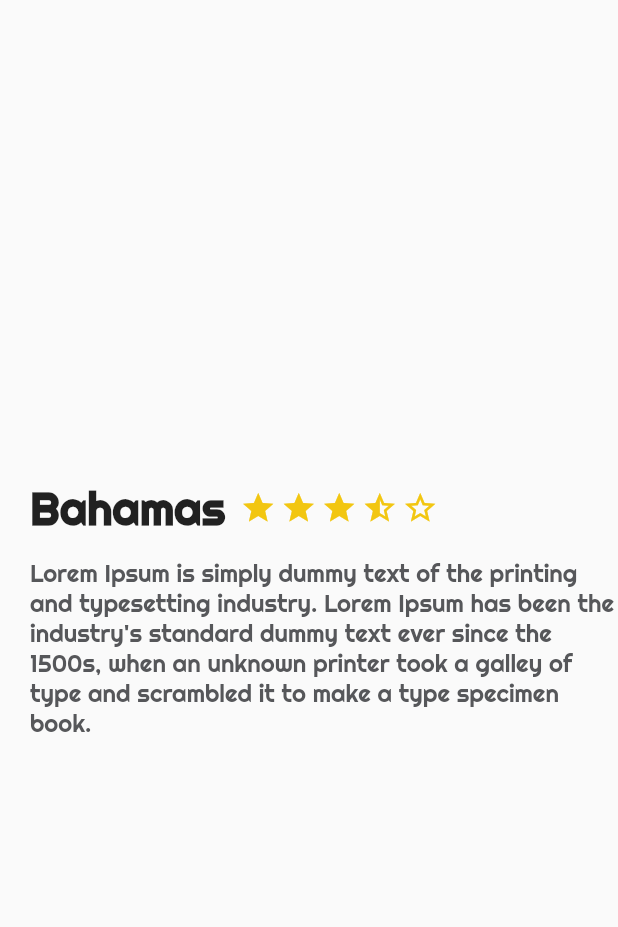
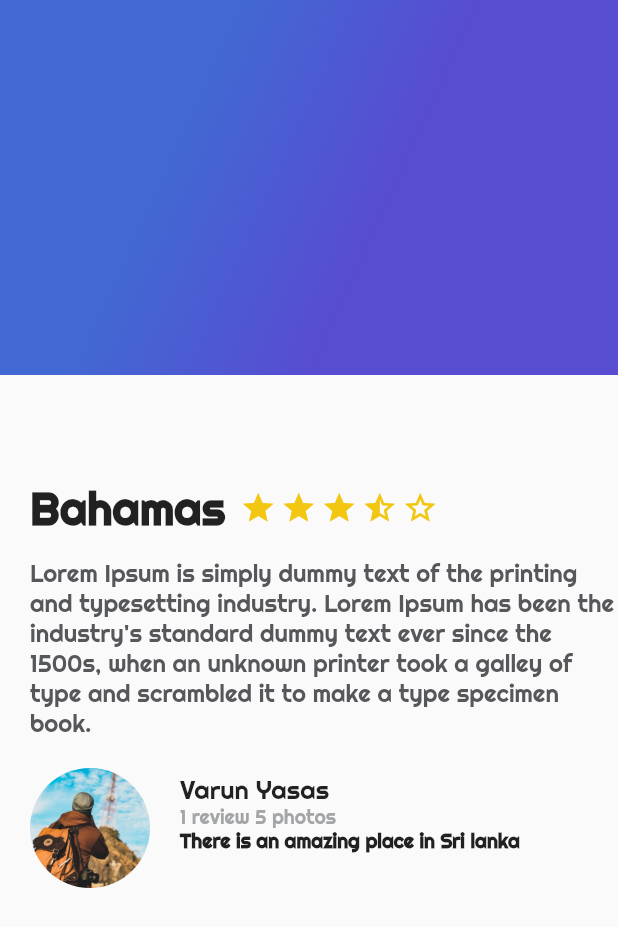
Before and after one commit to darioriverat/flutter_platzi, a Flutter app: the screen it shows after launch, on a phone screen of 412 x 824 dp. Shown: the top 927 px of the screen. Run offline on Flutter 3.47's test engine with Material 2 defaults, Android fonts, the phone set to English and light mode, and no system bars.

Commit message:
feat: add review list

```diff
--- /dev/null
+++ b/lib/gradient_back.dart
@@ -0,0 +1,21 @@
+import 'package:flutter/material.dart';
+class GradientBack extends StatelessWidget {
+  @override
+  Widget build(BuildContext context) {
+    return Container(
+      height: 250,
+      decoration: BoxDecoration(
+        gradient: LinearGradient(
+          colors: [
+            Color(0xFF4268D3),
+            Color(0xFF584cd1),
+          ],
+          begin: FractionalOffset(0.2, 0.0),
+          end: FractionalOffset(1.0, 0.6),
+          stops: [0.2, 0.6],
+          tileMode: TileMode.clamp
+        )
+      ),
+    );
+  }
+}
--- a/lib/main.dart
+++ b/lib/main.dart
@@ -1,5 +1,8 @@
 import 'package:flutter/material.dart';
 import 'package:platzi_reto/description_place.dart';
+import 'package:platzi_reto/gradient_back.dart';
+import 'package:platzi_reto/review.dart';
+import 'package:platzi_reto/review_list.dart';
 
 void main() {
   runApp(MaterialApp(
@@ -14,7 +17,17 @@ class Home extends StatelessWidget {
         "Lorem Ipsum is simply dummy text of the printing and typesetting industry. Lorem Ipsum has been the industry's standard dummy text ever since the 1500s, when an unknown printer took a galley of type and scrambled it to make a type specimen book.";
 
     return Scaffold(
-      body: DescriptionPlace('Bahamas', 4, descriptionDummy)
+      body: Stack(
+        children: [
+          ListView(
+            children: [
+              DescriptionPlace('Bahamas', 4, descriptionDummy),
+              ReviewList(),
+            ],
+          ),
+          GradientBack(),
+        ],
+      )
     );
   }
 }
--- /dev/null
+++ b/lib/review.dart
@@ -0,0 +1,82 @@
+import 'package:flutter/cupertino.dart';
+import 'package:flutter/material.dart';
+
+class Review extends StatelessWidget {
+  String pathImage = 'assets/img/traveling.jpg';
+  String name = 'Varun Yasas';
+  String details = '1 review 5 photos';
+  String comments = 'There is an amazing place in Sri lanka';
+
+  Review(this.pathImage, this.name, this.details, this.comments);
+
+  @override
+  Widget build(BuildContext context) {
+    final photo = Container(
+      margin: EdgeInsets.only(
+        top: 20,
+        left: 20
+      ),
+      width: 80,
+      height: 80,
+      decoration: BoxDecoration(
+        shape: BoxShape.circle,
+        image: DecorationImage(
+          fit: BoxFit.cover,
+          image: AssetImage(pathImage)
+        ),
+      ),
+    );
+
+    final userName = Container(
+      margin: EdgeInsets.only(left: 20),
+      child: Text(
+        name,
+        style: TextStyle(
+          fontFamily: 'Righteous',
+          fontSize: 17
+        ),
+      ),
+    );
+
+    final userInfo = Container(
+      margin: EdgeInsets.only(left: 20),
+      child: Text(
+        details,
+        style: TextStyle(
+            fontFamily: 'Righteous',
+            fontSize: 13,
+            color: Color(0xFFa3a5a7)
+        ),
+      ),
+    );
+
+
+    final userComment = Container(
+      margin: EdgeInsets.only(left: 20),
+      child: Text(
+        comments,
+        style: TextStyle(
+            fontFamily: 'Righteous',
+            fontSize: 13,
+            fontWeight: FontWeight.w900,
+        ),
+      ),
+    );
+
+    final userDetails = Column(
+      crossAxisAlignment: CrossAxisAlignment.start,
+      children: [
+        userName,
+        userInfo,
+        userComment
+      ],
+    );
+
+    return Row(
+      children: [
+        photo,
+        userDetails
+      ],
+    );
+  }
+}
--- /dev/null
+++ b/lib/review_list.dart
@@ -0,0 +1,16 @@
+import 'package:flutter/material.dart';
+import 'package:platzi_reto/review.dart';
+
+class ReviewList extends StatelessWidget {
+
+  List<Review> reviews = [
+    Review('assets/img/traveling.jpg', 'Varun Yasas', '1 review 5 photos', 'There is an amazing place in Sri lanka'),
+  ];
+
+  @override
+  Widget build(BuildContext context) {
+    return Column(
+      children: reviews,
+    );
+  }
+}
--- a/pubspec.yaml
+++ b/pubspec.yaml
@@ -75,6 +75,9 @@ flutter:
   # For details regarding fonts from package dependencies,
   # see https://flutter.dev/custom-fonts/#from-packages
 
+  assets:
+    - assets/img/traveling.jpg
+
   fonts:
     - family: Righteous
       fonts:
```
Also changed, not shown: assets/img/traveling.jpg (added).
